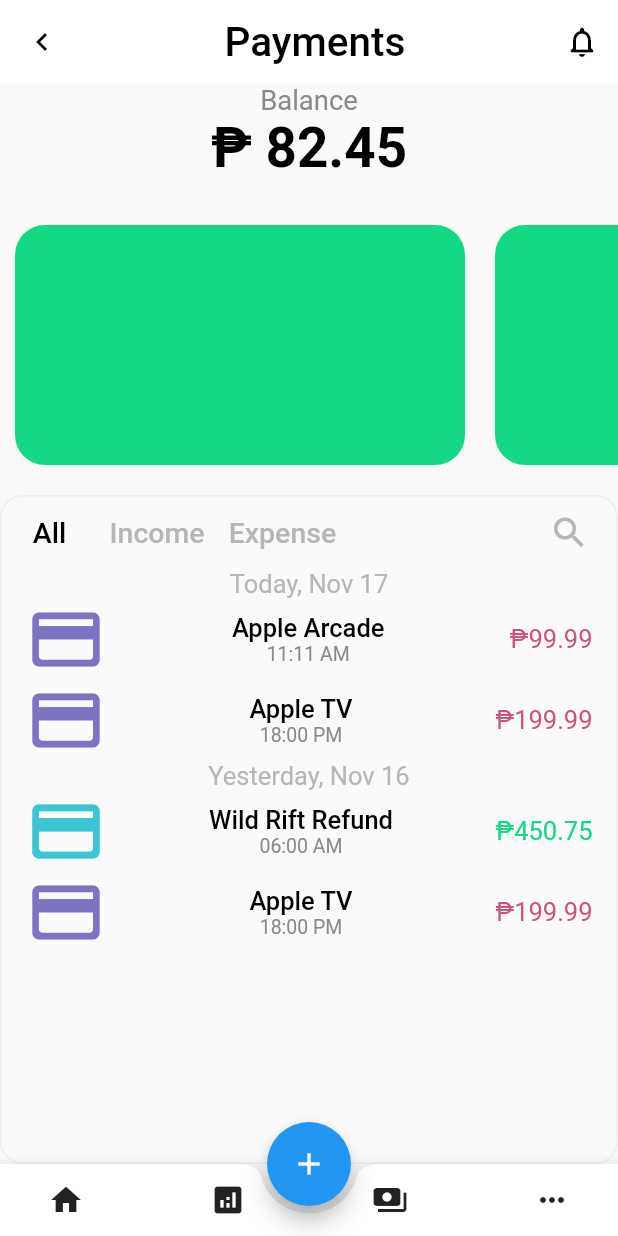
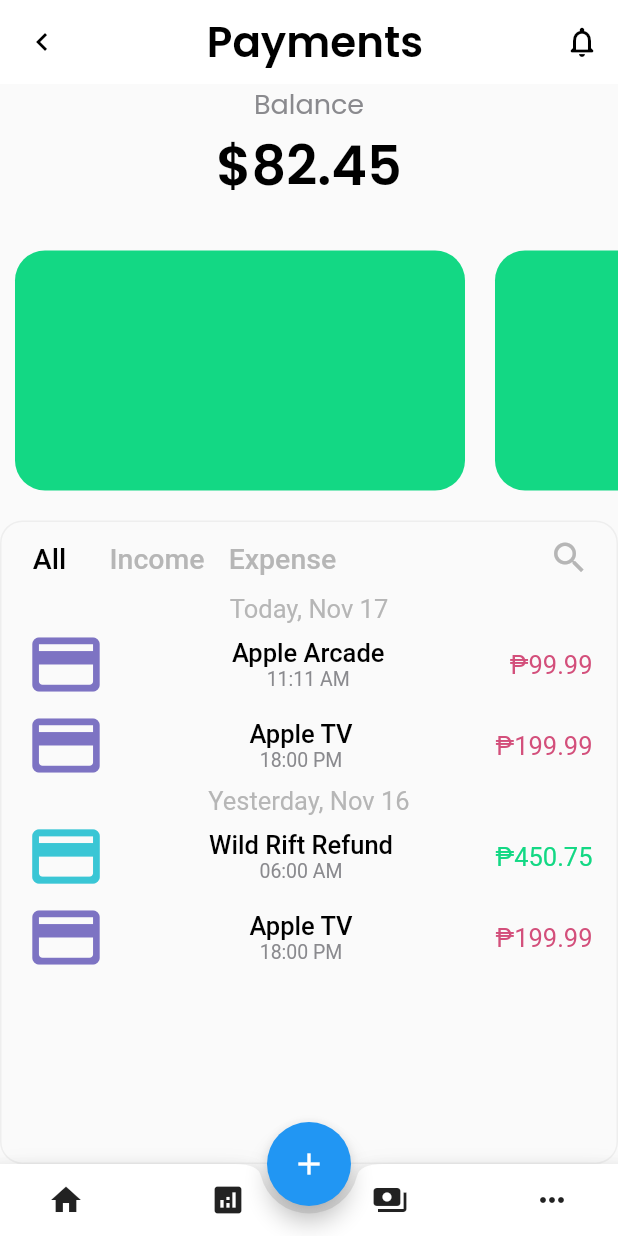
Before and after one commit to cemanalo/budjet, a Flutter app: the screen it shows after launch, after a tap on the "add" icon, on a phone screen of 412 x 824 dp. Run offline on Flutter 3.47's test engine with Material 2 defaults, Android fonts, the phone set to English and light mode, and no system bars.

Commit message:
Added resource manager in presentation directory

```diff
--- a/lib/app/app.dart
+++ b/lib/app/app.dart
@@ -1,3 +1,6 @@
+import 'package:budjet_app/presentation/color_manager.dart';
+import 'package:budjet_app/presentation/font_manager.dart';
+import 'package:budjet_app/presentation/styles_manager.dart';
 import 'package:flutter/material.dart';
 
 class MyApp extends StatelessWidget {
@@ -27,19 +30,6 @@ class MyHomePage extends StatefulWidget {
 }
 
 class _MyHomePageState extends State<MyHomePage> {
-  int _counter = 0;
-
-  void _incrementCounter() {
-    setState(() {
-      // This call to setState tells the Flutter framework that something has
-      // changed in this State, which causes it to rerun the build method below
-      // so that the display can reflect the updated values. If we changed
-      // _counter without calling setState(), then the build method would not be
-      // called again, and so nothing would appear to happen.
-      _counter++;
-    });
-  }
-
   @override
   Widget build(BuildContext context) {
     return Scaffold(
@@ -50,10 +40,8 @@ class _MyHomePageState extends State<MyHomePage> {
           Text(
             widget.title,
             textAlign: TextAlign.center,
-            style: const TextStyle(
-              color: Colors.black,
-              fontSize: 27.0,
-            ),
+            style:
+                getSemiBoldStyle(fontSize: FontSize.s28, color: Colors.black),
           )
         ]),
         leading: IconButton(
@@ -117,18 +105,20 @@ class _MyHomePageState extends State<MyHomePage> {
         child: Column(
           mainAxisAlignment: MainAxisAlignment.start,
           children: <Widget>[
-            const Text(
+            Text(
               'Balance',
-              style: TextStyle(
-                color: Color(0xFF8A8A8E),
-                fontSize: 18.3,
+              style: getRegularStyle(
+                fontSize: FontSize.s18,
+                color: ColorManager.lightGray,
               ),
             ),
-            const Text('₱ 82.45',
-                style: TextStyle(
-                    color: Colors.black,
-                    fontSize: 36.5,
-                    fontWeight: FontWeight.w700)),
+            Text(
+              '\$82.45',
+              style: getSemiBoldStyle(
+                fontSize: FontSize.s36,
+                color: Colors.black,
+              ),
+            ),
             const SizedBox(
               height: 20.0,
             ),
@@ -377,7 +367,9 @@ class _MyHomePageState extends State<MyHomePage> {
         ),
       ),
       floatingActionButton: FloatingActionButton(
-        onPressed: _incrementCounter,
+        onPressed: () {
+          print("increment");
+        },
         tooltip: 'Increment',
         child: const Icon(Icons.add),
       ),
--- a/lib/presentation/font_manager.dart
+++ b/lib/presentation/font_manager.dart
@@ -0,0 +1,21 @@
+import 'package:flutter/material.dart';
+
+class FontConstants {
+  static const String fontFamily = "Poppins";
+}
+
+class FontWeightManager {
+  static const FontWeight regular = FontWeight.w400;
+  static const FontWeight medium = FontWeight.w500;
+  static const FontWeight semiBold = FontWeight.w600;
+}
+
+class FontSize {
+  static const double s12 = 12.0;
+  static const double s14 = 14.0;
+  static const double s16 = 16.0;
+  static const double s18 = 18.0;
+  static const double s20 = 20.0;
+  static const double s28 = 28.0;
+  static const double s36 = 36.0;
+}
--- /dev/null
+++ b/lib/presentation/styles_manager.dart
@@ -0,0 +1,31 @@
+import 'package:budjet_app/presentation/font_manager.dart';
+import 'package:flutter/material.dart';
+
+TextStyle _getTextStyle(
+    double fontSize, String fontFamily, FontWeight fontWeight, Color color) {
+  return TextStyle(
+    fontSize: fontSize,
+    fontFamily: fontFamily,
+    color: color,
+    fontWeight: fontWeight,
+  );
+}
+
+// regular style
+TextStyle getRegularStyle(
+    {double fontSize = FontSize.s12, required Color color}) {
+  return _getTextStyle(
+      fontSize, FontConstants.fontFamily, FontWeightManager.regular, color);
+}
+
+TextStyle getMediumStyle(
+    {double fontSize = FontSize.s12, required Color color}) {
+  return _getTextStyle(
+      fontSize, FontConstants.fontFamily, FontWeightManager.medium, color);
+}
+
+TextStyle getSemiBoldStyle(
+    {double fontSize = FontSize.s12, required Color color}) {
+  return _getTextStyle(
+      fontSize, FontConstants.fontFamily, FontWeightManager.semiBold, color);
+}
```
Also changed, not shown: lib/presentation/value_manager.dart (added, +23 -0 lines), pubspec.yaml (+9 -11 lines), assets/fonts/Poppins-Medium.ttf (added), assets/fonts/Poppins-Regular.ttf (added), assets/fonts/Poppins-SemiBold.ttf (added).
